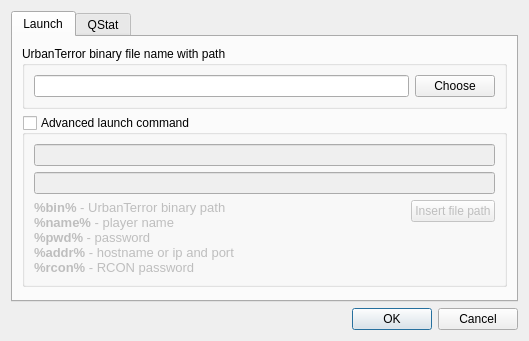
First picture: the form in src/optionsdialog.ui, repository navrocky/urtconnector, before the edit.
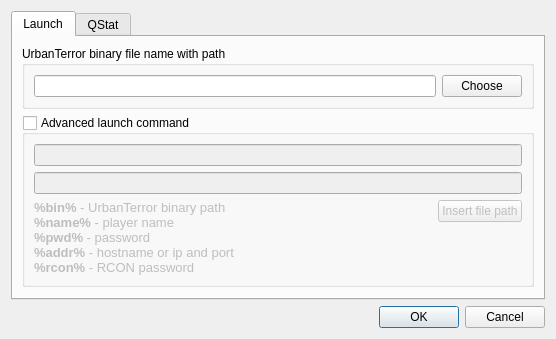
Second picture: the form after the edit.

Commit message: Fixed bug #24. Quick launch widget now has a minimal height.

Diff of the .ui file:
```diff
--- a/src/optionsdialog.ui
+++ b/src/optionsdialog.ui
@@ -6,16 +6,13 @@
    <rect>
     <x>0</x>
     <y>0</y>
-    <width>529</width>
-    <height>341</height>
+    <width>556</width>
+    <height>339</height>
    </rect>
   </property>
   <property name="windowTitle">
    <string>Options</string>
   </property>
-  <property name="sizeGripEnabled">
-   <bool>false</bool>
-  </property>
   <property name="modal">
    <bool>true</bool>
   </property>
@@ -33,7 +30,7 @@
        <item>
         <widget class="QGroupBox" name="groupBox_2">
          <property name="sizePolicy">
-          <sizepolicy hsizetype="Preferred" vsizetype="Maximum">
+          <sizepolicy hsizetype="Preferred" vsizetype="Fixed">
            <horstretch>0</horstretch>
            <verstretch>0</verstretch>
           </sizepolicy>
@@ -60,6 +57,12 @@
        </item>
        <item>
         <widget class="QGroupBox" name="advCmdBox">
+         <property name="sizePolicy">
+          <sizepolicy hsizetype="Preferred" vsizetype="Fixed">
+           <horstretch>0</horstretch>
+           <verstretch>0</verstretch>
+          </sizepolicy>
+         </property>
          <property name="title">
           <string>Advanced launch command</string>
          </property>
@@ -155,7 +158,7 @@
          <property name="sizeHint" stdset="0">
           <size>
            <width>20</width>
-           <height>0</height>
+           <height>40</height>
           </size>
          </property>
         </spacer>
@@ -213,15 +216,11 @@
     </widget>
    </item>
    <item>
-    <layout class="QHBoxLayout" name="horizontalLayout">
-     <item>
       <widget class="QDialogButtonBox" name="buttonBox">
        <property name="standardButtons">
         <set>QDialogButtonBox::Cancel|QDialogButtonBox::Ok</set>
        </property>
       </widget>
-     </item>
-    </layout>
    </item>
   </layout>
  </widget>
```
Left out of the diff: 6 changed lines with no effect on the pictures. Lines whose indentation alone changed are shown as unchanged. The commit also changes 5 other files.
